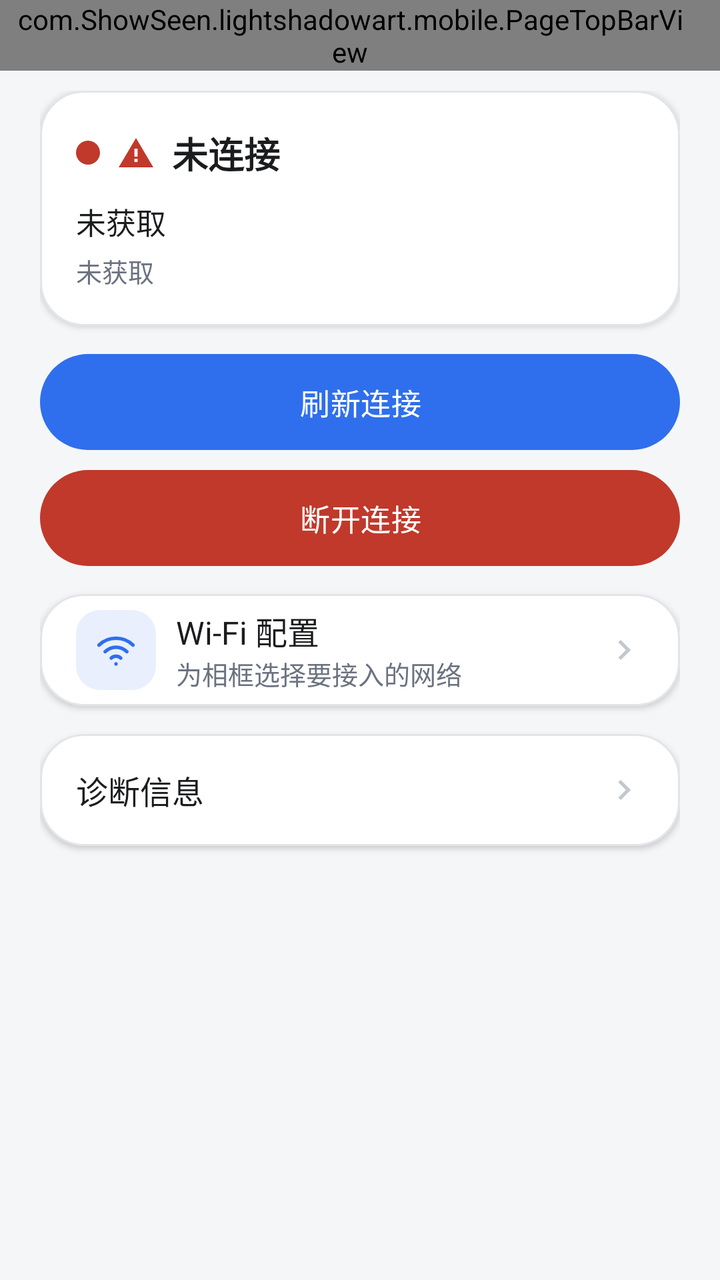
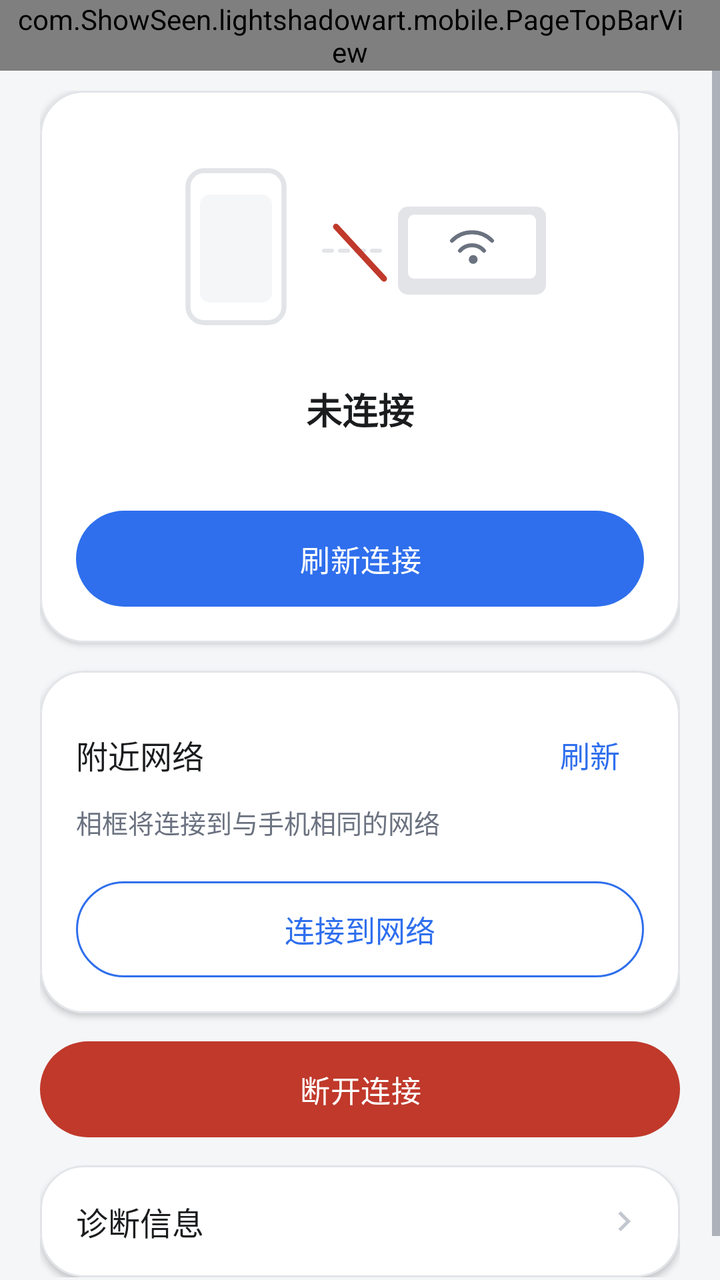

Screens rendered from an Android XML layout before and after an edit, with the pre-edit source and the edit as a unified diff.
<!-- AndroidManifest.xml: application theme Theme.LightShadowArtPhone -->
<!-- res/layout/activity_network.xml -->
<?xml version="1.0" encoding="utf-8"?>
<LinearLayout xmlns:android="http://schemas.android.com/apk/res/android"
    xmlns:app="http://schemas.android.com/apk/res-auto"
    android:layout_width="match_parent"
    android:layout_height="match_parent"
    android:background="@color/app_bg"
    android:orientation="vertical">

    <com.ShowSeen.lightshadowart.mobile.PageTopBarView
        android:id="@+id/network_top_bar"
        android:layout_width="match_parent"
        android:layout_height="wrap_content"
        android:paddingStart="8dp"
        android:paddingEnd="@dimen/card_padding" />

    <ScrollView
        android:layout_width="match_parent"
        android:layout_height="0dp"
        android:layout_weight="1"
        android:clipToPadding="false"
        android:fillViewport="true">

        <LinearLayout
            android:layout_width="match_parent"
            android:layout_height="wrap_content"
            android:orientation="vertical"
            android:paddingStart="@dimen/page_horizontal_padding"
            android:paddingTop="@dimen/item_gap"
            android:paddingEnd="@dimen/page_horizontal_padding"
            android:paddingBottom="@dimen/page_vertical_padding">

            
            <com.google.android.material.card.MaterialCardView
                style="@style/SurfaceCard"
                android:layout_width="match_parent"
                android:layout_height="wrap_content">

                <LinearLayout
                    android:layout_width="match_parent"
                    android:layout_height="wrap_content"
                    android:orientation="vertical"
                    android:padding="@dimen/card_padding">

                    <LinearLayout
                        android:layout_width="match_parent"
                        android:layout_height="wrap_content"
                        android:gravity="center_vertical"
                        android:orientation="horizontal">

                        <View
                            android:id="@+id/view_network_dot"
                            android:layout_width="12dp"
                            android:layout_height="12dp"
                            android:background="@drawable/dot_session" />

                        <ImageView
                            android:id="@+id/iv_network_state_icon"
                            android:layout_width="20dp"
                            android:layout_height="20dp"
                            android:layout_marginStart="8dp"
                            android:contentDescription="@null"
                            android:src="@drawable/ic_warning"
                            app:tint="@color/status_destructive" />

                        <TextView
                            android:id="@+id/tv_network_state"
                            style="@style/Text.TitleMedium"
                            android:layout_width="0dp"
                            android:layout_height="wrap_content"
                            android:layout_marginStart="8dp"
                            android:layout_weight="1"
                            android:text="@string/network_state_disconnected" />
                    </LinearLayout>

                    <TextView
                        android:id="@+id/tv_network_name"
                        style="@style/Text.Body"
                        android:layout_width="match_parent"
                        android:layout_height="wrap_content"
                        android:layout_marginTop="@dimen/item_gap"
                        android:text="@string/network_value_unknown" />

                    <TextView
                        android:id="@+id/tv_network_address"
                        style="@style/Text.Hint"
                        android:layout_width="match_parent"
                        android:layout_height="wrap_content"
                        android:layout_marginTop="4dp"
                        android:text="@string/network_value_unknown" />

                    <TextView
                        android:id="@+id/tv_network_note"
                        style="@style/Text.Hint"
                        android:layout_width="match_parent"
                        android:layout_height="wrap_content"
                        android:layout_marginTop="8dp"
                        android:visibility="gone" />
                </LinearLayout>
            </com.google.android.material.card.MaterialCardView>

            
            <com.google.android.material.button.MaterialButton
                android:id="@+id/btn_network_reconnect"
                style="@style/PillButton"
                android:layout_width="match_parent"
                android:layout_height="wrap_content"
                android:layout_marginTop="@dimen/section_gap"
                android:text="@string/action_refresh" />

            <com.google.android.material.button.MaterialButton
                android:id="@+id/btn_network_bind"
                style="@style/PillButton"
                android:layout_width="match_parent"
                android:layout_height="wrap_content"
                android:layout_marginTop="@dimen/item_gap"
                android:text="@string/network_bind_action"
                android:visibility="gone" />

            <com.google.android.material.button.MaterialButton
                android:id="@+id/btn_network_disconnect"
                style="@style/PillButton.Destructive"
                android:layout_width="match_parent"
                android:layout_height="wrap_content"
                android:layout_marginTop="@dimen/item_gap"
                android:text="@string/network_disconnect" />

            
            <com.google.android.material.card.MaterialCardView
                style="@style/SurfaceCard"
                android:layout_width="match_parent"
                android:layout_height="wrap_content"
                android:layout_marginTop="@dimen/section_gap">

                <LinearLayout
                    android:id="@+id/row_network_wifi"
                    style="@style/Settings.Row.Clickable">

                    <ImageView
                        style="@style/Settings.Row.Icon"
                        android:contentDescription="@null"
                        android:src="@drawable/ic_network"
                        app:tint="@color/primary_blue" />

                    <LinearLayout
                        android:layout_width="0dp"
                        android:layout_height="wrap_content"
                        android:layout_marginStart="@dimen/item_gap"
                        android:layout_weight="1"
                        android:orientation="vertical">

                        <TextView
                            style="@style/Text.RowTitle"
                            android:layout_width="match_parent"
                            android:layout_height="wrap_content"
                            android:text="@string/network_wifi_config_title" />

                        <TextView
                            style="@style/Text.Hint"
                            android:layout_width="match_parent"
                            android:layout_height="wrap_content"
                            android:text="@string/network_wifi_config_summary" />
                    </LinearLayout>

                    <ImageView
                        android:layout_width="20dp"
                        android:layout_height="20dp"
                        android:contentDescription="@null"
                        android:src="@drawable/ic_chevron_right" />
                </LinearLayout>
            </com.google.android.material.card.MaterialCardView>

            
            <com.google.android.material.card.MaterialCardView
                style="@style/SurfaceCard"
                android:layout_width="match_parent"
                android:layout_height="wrap_content"
                android:layout_marginTop="@dimen/section_gap">

                <LinearLayout
                    android:layout_width="match_parent"
                    android:layout_height="wrap_content"
                    android:orientation="vertical">

                    <LinearLayout
                        android:id="@+id/row_network_diagnostics"
                        style="@style/Settings.Row.Clickable">

                        <TextView
                            style="@style/Text.RowTitle"
                            android:layout_width="0dp"
                            android:layout_height="wrap_content"
                            android:layout_weight="1"
                            android:text="@string/network_diagnostics_title" />

                        <ImageView
                            android:id="@+id/iv_network_diagnostics"
                            android:layout_width="20dp"
                            android:layout_height="20dp"
                            android:contentDescription="@null"
                            android:src="@drawable/ic_chevron_right" />
                    </LinearLayout>

                    <TextView
                        android:id="@+id/tv_network_diagnostics"
                        style="@style/Text.Hint"
                        android:layout_width="match_parent"
                        android:layout_height="wrap_content"
                        android:paddingStart="@dimen/card_padding"
                        android:paddingEnd="@dimen/card_padding"
                        android:paddingBottom="@dimen/card_padding"
                        android:textIsSelectable="true"
                        android:visibility="gone" />
                </LinearLayout>
            </com.google.android.material.card.MaterialCardView>
        </LinearLayout>
    </ScrollView>
</LinearLayout>
<!-- resources referenced by this layout -->
<resources>
  <color name="app_bg">#F5F6F8</color>
  <color name="primary_blue">#2F6FED</color>
  <dimen name="card_padding">18dp</dimen>
  <dimen name="item_gap">10dp</dimen>
  <dimen name="section_gap">14dp</dimen>
  <!-- drawable dot_session (drawable) -->
  <?xml version="1.0" encoding="utf-8"?>
  <shape xmlns:android="http://schemas.android.com/apk/res/android"
      android:shape="oval">
      <solid android:color="@color/status_destructive" />
  </shape>
  <!-- drawable ic_network (drawable) -->
  <?xml version="1.0" encoding="utf-8"?>
  <vector xmlns:android="http://schemas.android.com/apk/res/android"
      android:width="24dp"
      android:height="24dp"
      android:viewportWidth="24"
      android:viewportHeight="24">
      <path
          android:fillColor="#00000000"
          android:strokeColor="@color/text_primary"
          android:strokeWidth="1.9"
          android:strokeLineCap="round"
          android:strokeLineJoin="round"
          android:pathData="M2.7 9.3C5.2 6.9 8.5 5.6 12 5.6c3.5 0 6.8 1.3 9.3 3.7" />
      <path
          android:fillColor="#00000000"
          android:strokeColor="@color/text_primary"
          android:strokeWidth="1.9"
          android:strokeLineCap="round"
          android:strokeLineJoin="round"
          android:pathData="M6.1 12.9c1.6-1.5 3.7-2.4 5.9-2.4 2.2 0 4.3 0.9 5.9 2.4" />
      <path
          android:fillColor="#00000000"
          android:strokeColor="@color/text_primary"
          android:strokeWidth="1.9"
          android:strokeLineCap="round"
          android:strokeLineJoin="round"
          android:pathData="M9.4 16.4c0.7-0.7 1.6-1 2.6-1 1 0 1.9 0.3 2.6 1" />
      <path
          android:fillColor="#00000000"
          android:strokeColor="@color/text_primary"
          android:strokeWidth="1.9"
          android:strokeLineCap="round"
          android:strokeLineJoin="round"
          android:pathData="M12 19.6h0.01" />
  </vector>
  <!-- drawable ic_warning (drawable) -->
  <?xml version="1.0" encoding="utf-8"?>
  <vector xmlns:android="http://schemas.android.com/apk/res/android"
      android:width="24dp"
      android:height="24dp"
      android:viewportWidth="24"
      android:viewportHeight="24">
      <path
          android:fillColor="@color/text_primary"
          android:pathData="M12 3.2 1.6 20.8h20.8zm0.95 14.4h-1.9v-1.9h1.9zm0-3.2h-1.9V9.6h1.9z" />
  </vector>
  <string name="action_refresh">刷新连接</string>
  <string name="network_bind_action">扫码绑定设备</string>
  <string name="network_value_unknown">未获取</string>
  <string name="network_wifi_config_summary">为相框选择要接入的网络</string>
  <string name="network_wifi_config_title">Wi-Fi 配置</string>
  <style name="Settings.Row.Icon" parent="">
          <item name="android:layout_width">@dimen/icon_badge_box</item>
          <item name="android:layout_height">@dimen/icon_badge_box</item>
          <item name="android:padding">9dp</item>
          <item name="android:background">@drawable/bg_icon_plate</item>
      </style>
  <color name="text_primary">#1A1C1E</color>
  <dimen name="touch_min_height">48dp</dimen>
  <dimen name="text_button">15sp</dimen>
  <dimen name="corner_pill">28dp</dimen>
  <color name="on_primary">#FFFFFF</color>
  <dimen name="icon_badge_box">40dp</dimen>
  <!-- drawable bg_icon_plate (drawable) -->
  <?xml version="1.0" encoding="utf-8"?>
  <shape xmlns:android="http://schemas.android.com/apk/res/android"
      android:shape="rectangle">
      <solid android:color="@color/primary_soft" />
      <corners android:radius="@dimen/corner_small" />
  </shape>
  <color name="card_bg">#FFFFFF</color>
  <dimen name="corner_large">22dp</dimen>
  <dimen name="card_elevation">2dp</dimen>
  <dimen name="divider_width">1dp</dimen>
  <dimen name="text_body">15sp</dimen>
  <color name="text_secondary">#6B7280</color>
  <dimen name="text_hint">13sp</dimen>
  <dimen name="text_row_title">16sp</dimen>
  <dimen name="text_title_medium">18sp</dimen>
  <color name="primary_soft">#E9EFFD</color>
  <color name="card_tint">#F5F6F8</color>
  <color name="text_disabled">#C3C7CF</color>
  <dimen name="corner_small">12dp</dimen>
  <!-- unchanged entries left out for length: 19 -->
</resources>

<!-- the commit's change to res/layout/activity_network.xml (unified diff, before → after) -->
@@ -38,136 +38,155 @@
                 <LinearLayout
                     android:layout_width="match_parent"
                     android:layout_height="wrap_content"
+                    android:gravity="center_horizontal"
                     android:orientation="vertical"
                     android:padding="@dimen/card_padding">
 
+                    
+                    <ImageView
+                        android:id="@+id/iv_network_illustration"
+                        android:layout_width="match_parent"
+                        android:layout_height="120dp"
+                        android:contentDescription="@null"
+                        android:scaleType="centerInside"
+                        android:src="@drawable/ic_network_link_off" />
+
+                    <TextView
+                        android:id="@+id/tv_network_state"
+                        style="@style/Text.TitleMedium"
+                        android:layout_width="wrap_content"
+                        android:layout_height="wrap_content"
+                        android:layout_marginTop="8dp"
+                        android:gravity="center"
+                        android:text="@string/network_state_disconnected" />
+
+                    <TextView
+                        android:id="@+id/tv_network_device"
+                        style="@style/Text.Body"
+                        android:layout_width="match_parent"
+                        android:layout_height="wrap_content"
+                        android:layout_marginTop="4dp"
+                        android:gravity="center"
+                        android:maxLines="1"
+                        android:ellipsize="middle"
+                        android:visibility="gone" />
+
+                    <TextView
+                        android:id="@+id/tv_network_note"
+                        style="@style/Text.Hint"
+                        android:layout_width="match_parent"
+                        android:layout_height="wrap_content"
+                        android:layout_marginTop="6dp"
+                        android:gravity="center" />
+
+                    <com.google.android.material.button.MaterialButton
+                        android:id="@+id/btn_network_reconnect"
+                        style="@style/PillButton"
+                        android:layout_width="match_parent"
+                        android:layout_height="wrap_content"
+                        android:layout_marginTop="@dimen/section_gap"
+                        android:text="@string/action_refresh" />
+                </LinearLayout>
+            </com.google.android.material.card.MaterialCardView>
+
+            
+            <com.google.android.material.card.MaterialCardView
+                style="@style/SurfaceCard"
+                android:layout_width="match_parent"
+                android:layout_height="wrap_content"
+                android:layout_marginTop="@dimen/section_gap">
+
+                <LinearLayout
+                    android:layout_width="match_parent"
+                    android:layout_height="wrap_content"
+                    android:orientation="vertical"
+                    android:padding="@dimen/card_padding">
+
                     <LinearLayout
                         android:layout_width="match_parent"
                         android:layout_height="wrap_content"
                         android:gravity="center_vertical"
                         android:orientation="horizontal">
 
-                        <View
-                            android:id="@+id/view_network_dot"
-                            android:layout_width="12dp"
-                            android:layout_height="12dp"
-                            android:background="@drawable/dot_session" />
-
-                        <ImageView
-                            android:id="@+id/iv_network_state_icon"
-                            android:layout_width="20dp"
-                            android:layout_height="20dp"
-                            android:layout_marginStart="8dp"
-                            android:contentDescription="@null"
-                            android:src="@drawable/ic_warning"
-                            app:tint="@color/status_destructive" />
-
                         <TextView
-                            android:id="@+id/tv_network_state"
-                            style="@style/Text.TitleMedium"
+                            style="@style/Text.RowTitle"
                             android:layout_width="0dp"
                             android:layout_height="wrap_content"
-                            android:layout_marginStart="8dp"
                             android:layout_weight="1"
-                            android:text="@string/network_state_disconnected" />
+                            android:text="@string/network_nearby_title" />
+
+                        <TextView
+                            android:id="@+id/btn_network_refresh"
+                            style="@style/Text.Body"
+                            android:layout_width="wrap_content"
+                            android:layout_height="wrap_content"
+                            android:gravity="center"
+                            android:minWidth="48dp"
+                            android:minHeight="48dp"
+                            android:paddingStart="12dp"
+                            android:paddingEnd="12dp"
+                            android:text="@string/network_refresh"
+                            android:textColor="@color/primary_blue" />
                     </LinearLayout>
 
                     <TextView
-                        android:id="@+id/tv_network_name"
-                        style="@style/Text.Body"
+                        style="@style/Text.Hint"
+                        android:layout_width="match_parent"
+                        android:layout_height="wrap_content"
+                        android:text="@string/network_nearby_hint" />
+
+                    <TextView
+                        android:id="@+id/tv_network_list_hint"
+                        style="@style/Text.Hint"
                         android:layout_width="match_parent"
                         android:layout_height="wrap_content"
                         android:layout_marginTop="@dimen/item_gap"
-                        android:text="@string/network_value_unknown" />
-
-                    <TextView
-                        android:id="@+id/tv_network_address"
-                        style="@style/Text.Hint"
-                        android:layout_width="match_parent"
-                        android:layout_height="wrap_content"
-                        android:layout_marginTop="4dp"
-                        android:text="@string/network_value_unknown" />
-
-                    <TextView
-                        android:id="@+id/tv_network_note"
-                        style="@style/Text.Hint"
-                        android:layout_width="match_parent"
-                        android:layout_height="wrap_content"
-                        android:layout_marginTop="8dp"
                         android:visibility="gone" />
+
+                    <LinearLayout
+                        android:id="@+id/list_networks"
+                        android:layout_width="match_parent"
+                        android:layout_height="wrap_content"
+                        android:layout_marginTop="6dp"
+                        android:orientation="vertical" />
+
+                    <com.google.android.material.textfield.TextInputLayout
+                        android:id="@+id/layout_network_password"
+                        style="@style/Widget.Material3.TextInputLayout.OutlinedBox"
+                        android:layout_width="match_parent"
+                        android:layout_height="wrap_content"
+                        android:layout_marginTop="@dimen/section_gap"
+                        android:hint="@string/network_password_hint"
+                        android:visibility="gone"
+                        app:endIconMode="password_toggle">
+
+                        <com.google.android.material.textfield.TextInputEditText
+                            android:id="@+id/et_network_password"
+                            android:layout_width="match_parent"
+                            android:layout_height="wrap_content"
+                            android:inputType="textPassword"
+                            android:maxLines="1" />
+                    </com.google.android.material.textfield.TextInputLayout>
+
+                    <com.google.android.material.button.MaterialButton
+                        android:id="@+id/btn_network_connect"
+                        style="@style/PillButton.Outlined"
+                        android:layout_width="match_parent"
+                        android:layout_height="wrap_content"
+                        android:layout_marginTop="@dimen/section_gap"
+                        android:enabled="false"
+                        android:text="@string/network_connect_action" />
                 </LinearLayout>
             </com.google.android.material.card.MaterialCardView>
 
             
-            <com.google.android.material.button.MaterialButton
-                android:id="@+id/btn_network_reconnect"
-                style="@style/PillButton"
-                android:layout_width="match_parent"
-                android:layout_height="wrap_content"
-                android:layout_marginTop="@dimen/section_gap"
-                android:text="@string/action_refresh" />
-
-            <com.google.android.material.button.MaterialButton
-                android:id="@+id/btn_network_bind"
-                style="@style/PillButton"
-                android:layout_width="match_parent"
-                android:layout_height="wrap_content"
-                android:layout_marginTop="@dimen/item_gap"
-                android:text="@string/network_bind_action"
-                android:visibility="gone" />
-
             <com.google.android.material.button.MaterialButton
                 android:id="@+id/btn_network_disconnect"
                 style="@style/PillButton.Destructive"
                 android:layout_width="match_parent"
                 android:layout_height="wrap_content"
-                android:layout_marginTop="@dimen/item_gap"
+                android:layout_marginTop="@dimen/section_gap"
                 android:text="@string/network_disconnect" />
-
-            
-            <com.google.android.material.card.MaterialCardView
-                style="@style/SurfaceCard"
-                android:layout_width="match_parent"
-                android:layout_height="wrap_content"
-                android:layout_marginTop="@dimen/section_gap">
-
-                <LinearLayout
-                    android:id="@+id/row_network_wifi"
-                    style="@style/Settings.Row.Clickable">
-
-                    <ImageView
-                        style="@style/Settings.Row.Icon"
-                        android:contentDescription="@null"
-                        android:src="@drawable/ic_network"
-                        app:tint="@color/primary_blue" />
-
-                    <LinearLayout
-                        android:layout_width="0dp"
-                        android:layout_height="wrap_content"
-                        android:layout_marginStart="@dimen/item_gap"
-                        android:layout_weight="1"
-                        android:orientation="vertical">
-
-                        <TextView
-                            style="@style/Text.RowTitle"
-                            android:layout_width="match_parent"
-                            android:layout_height="wrap_content"
-                            android:text="@string/network_wifi_config_title" />
-
-                        <TextView
-                            style="@style/Text.Hint"
-                            android:layout_width="match_parent"
-                            android:layout_height="wrap_content"
-                            android:text="@string/network_wifi_config_summary" />
-                    </LinearLayout>
-
-                    <ImageView
-                        android:layout_width="20dp"
-                        android:layout_height="20dp"
-                        android:contentDescription="@null"
-                        android:src="@drawable/ic_chevron_right" />
-                </LinearLayout>
-            </com.google.android.material.card.MaterialCardView>
 
             
             <com.google.android.material.card.MaterialCardView
<!-- resource entries referenced after the edit -->
@@ -5,83 +5,78 @@
   <dimen name="card_padding">18dp</dimen>
   <dimen name="item_gap">10dp</dimen>
   <dimen name="section_gap">14dp</dimen>
-  <!-- drawable dot_session (drawable) -->
-  <?xml version="1.0" encoding="utf-8"?>
-  <shape xmlns:android="http://schemas.android.com/apk/res/android"
-      android:shape="oval">
-      <solid android:color="@color/status_destructive" />
-  </shape>
-  <!-- drawable ic_network (drawable) -->
-  <?xml version="1.0" encoding="utf-8"?>
+  <!-- drawable ic_network_link_off (drawable) -->
   <vector xmlns:android="http://schemas.android.com/apk/res/android"
-      android:width="24dp"
-      android:height="24dp"
-      android:viewportWidth="24"
-      android:viewportHeight="24">
+      android:width="200dp"
+      android:height="120dp"
+      android:viewportWidth="200"
+      android:viewportHeight="120">
+  
+      <path
+          android:fillColor="@color/card_bg"
+          android:pathData="M22,22h32a8,8 0 0 1 8,8v60a8,8 0 0 1 -8,8h-32a8,8 0 0 1 -8,-8v-60a8,8 0 0 1 8,-8z"
+          android:strokeColor="@color/divider_stroke"
+          android:strokeWidth="2.5" />
+  
+      <path
+          android:fillColor="@color/app_bg"
+          android:pathData="M25,34h26a5,5 0 0 1 5,5v44a5,5 0 0 1 -5,5h-26a5,5 0 0 1 -5,-5v-44a5,5 0 0 1 5,-5z" />
+  
       <path
           android:fillColor="#00000000"
-          android:strokeColor="@color/text_primary"
-          android:strokeWidth="1.9"
+          android:pathData="M82,62h4 M90,62h4 M98,62h4 M106,62h4"
+          android:strokeColor="@color/divider_stroke"
           android:strokeLineCap="round"
-          android:strokeLineJoin="round"
-          android:pathData="M2.7 9.3C5.2 6.9 8.5 5.6 12 5.6c3.5 0 6.8 1.3 9.3 3.7" />
+          android:strokeWidth="2" />
+  
+      <path
+          android:fillColor="@color/divider_stroke"
+          android:pathData="M124,40h64a5,5 0 0 1 5,5v34a5,5 0 0 1 -5,5h-64a5,5 0 0 1 -5,-5v-34a5,5 0 0 1 5,-5z" />
+  
+      <path
+          android:fillColor="@color/card_bg"
+          android:pathData="M127,44h58a3,3 0 0 1 3,3v26a3,3 0 0 1 -3,3h-58a3,3 0 0 1 -3,-3v-26a3,3 0 0 1 3,-3z" />
+  
       <path
           android:fillColor="#00000000"
-          android:strokeColor="@color/text_primary"
-          android:strokeWidth="1.9"
+          android:pathData="M146,57a14,14 0 0 1 20,0 M150,62a8,8 0 0 1 12,0"
+          android:strokeColor="@color/text_secondary"
           android:strokeLineCap="round"
-          android:strokeLineJoin="round"
-          android:pathData="M6.1 12.9c1.6-1.5 3.7-2.4 5.9-2.4 2.2 0 4.3 0.9 5.9 2.4" />
+          android:strokeWidth="2" />
+  
+      <path
+          android:fillColor="@color/text_secondary"
+          android:pathData="M154.4,66.4a2.2,2.2 0 1 1 4.4,0a2.2,2.2 0 1 1 -4.4,0z" />
+  
+      
       <path
           android:fillColor="#00000000"
-          android:strokeColor="@color/text_primary"
-          android:strokeWidth="1.9"
+          android:pathData="M88,50L112,76"
+          android:strokeColor="@color/status_destructive"
           android:strokeLineCap="round"
-          android:strokeLineJoin="round"
-          android:pathData="M9.4 16.4c0.7-0.7 1.6-1 2.6-1 1 0 1.9 0.3 2.6 1" />
-      <path
-          android:fillColor="#00000000"
-          android:strokeColor="@color/text_primary"
-          android:strokeWidth="1.9"
-          android:strokeLineCap="round"
-          android:strokeLineJoin="round"
-          android:pathData="M12 19.6h0.01" />
-  </vector>
-  <!-- drawable ic_warning (drawable) -->
-  <?xml version="1.0" encoding="utf-8"?>
-  <vector xmlns:android="http://schemas.android.com/apk/res/android"
-      android:width="24dp"
-      android:height="24dp"
-      android:viewportWidth="24"
-      android:viewportHeight="24">
-      <path
-          android:fillColor="@color/text_primary"
-          android:pathData="M12 3.2 1.6 20.8h20.8zm0.95 14.4h-1.9v-1.9h1.9zm0-3.2h-1.9V9.6h1.9z" />
+          android:strokeWidth="3" />
   </vector>
   <string name="action_refresh">刷新连接</string>
-  <string name="network_bind_action">扫码绑定设备</string>
-  <string name="network_value_unknown">未获取</string>
-  <string name="network_wifi_config_summary">为相框选择要接入的网络</string>
-  <string name="network_wifi_config_title">Wi-Fi 配置</string>
-  <style name="Settings.Row.Icon" parent="">
-          <item name="android:layout_width">@dimen/icon_badge_box</item>
-          <item name="android:layout_height">@dimen/icon_badge_box</item>
-          <item name="android:padding">9dp</item>
-          <item name="android:background">@drawable/bg_icon_plate</item>
+  <string name="network_connect_action">连接到网络</string>
+  <string name="network_nearby_hint">相框将连接到与手机相同的网络</string>
+  <string name="network_nearby_title">附近网络</string>
+  <string name="network_password_hint">Wi-Fi 密码</string>
+  <string name="network_refresh">刷新</string>
+  <style name="PillButton.Outlined" parent="Widget.Material3.Button.OutlinedButton">
+          <item name="android:minHeight">@dimen/touch_min_height</item>
+          <item name="android:insetTop">0dp</item>
+          <item name="android:insetBottom">0dp</item>
+          <item name="android:textSize">@dimen/text_button</item>
+          <item name="android:textAllCaps">false</item>
+          <item name="cornerRadius">@dimen/corner_pill</item>
+          <item name="strokeColor">@color/primary_blue</item>
+          <item name="android:textColor">@color/primary_blue</item>
       </style>
   <color name="text_primary">#1A1C1E</color>
   <dimen name="touch_min_height">48dp</dimen>
   <dimen name="text_button">15sp</dimen>
   <dimen name="corner_pill">28dp</dimen>
   <color name="on_primary">#FFFFFF</color>
-  <dimen name="icon_badge_box">40dp</dimen>
-  <!-- drawable bg_icon_plate (drawable) -->
-  <?xml version="1.0" encoding="utf-8"?>
-  <shape xmlns:android="http://schemas.android.com/apk/res/android"
-      android:shape="rectangle">
-      <solid android:color="@color/primary_soft" />
-      <corners android:radius="@dimen/corner_small" />
-  </shape>
   <color name="card_bg">#FFFFFF</color>
   <dimen name="corner_large">22dp</dimen>
   <dimen name="card_elevation">2dp</dimen>
@@ -94,7 +89,6 @@
   <color name="primary_soft">#E9EFFD</color>
   <color name="card_tint">#F5F6F8</color>
   <color name="text_disabled">#C3C7CF</color>
-  <dimen name="corner_small">12dp</dimen>
   <!-- unchanged entries left out for length: 19 -->
 </resources>
 
